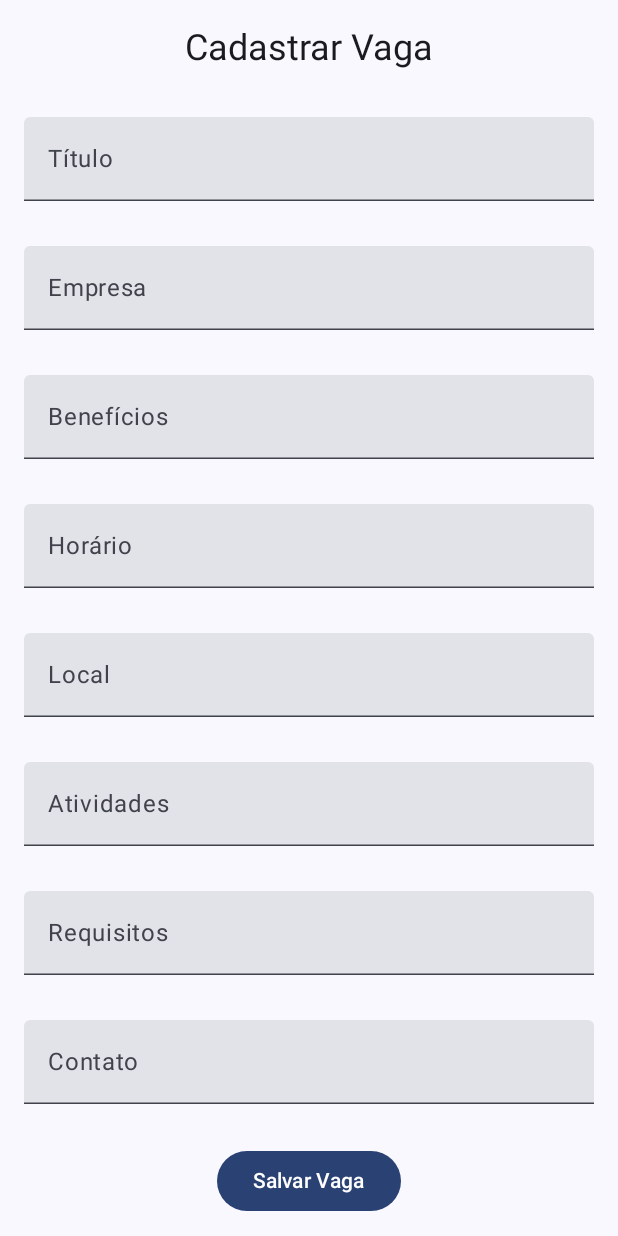
After one commit to VictorUrich/App_ConectaVagas, an Android app built with Jetpack Compose: the AdminScreen screen opened through its navigation route, on a phone screen of 412 x 824 dp. The commit adds this screen. Run offline under Robolectric (Android 15) with nearby library versions, the phone set to English and light mode, and no system bars; our stand-ins replace Firebase (no records; nobody signed in at launch, a user with empty details on screens opened directly).

Commit message:
Implementação da tela de Admin com cadastro de vagas no Firestore e validação de campos. Adicionada verificação de tipo de usuário após o login com redirecionamento.

```diff
--- a/app/src/main/java/com/example/conectavagas/MainActivity.kt
+++ b/app/src/main/java/com/example/conectavagas/MainActivity.kt
@@ -11,6 +11,7 @@ import androidx.compose.ui.Modifier
 import androidx.navigation.compose.NavHost
 import androidx.navigation.compose.composable
 import androidx.navigation.compose.rememberNavController
+import com.example.conectavagas.ui.screen.AdminScreen
 import com.example.conectavagas.ui.screen.ForgotPasswordScreen
 import com.example.conectavagas.ui.screen.LoadingScreen
 import com.example.conectavagas.ui.screen.LoginScreen
@@ -54,6 +55,10 @@ class MainActivity : ComponentActivity() {
                             LoadingScreen().LoadingScreenContent(navController)
                         }
 
+                        composable("AdminScreen") {
+                            AdminScreen().adminScreenContent(navController)
+                        }
+
                     }
                 }
             }
--- /dev/null
+++ b/app/src/main/java/com/example/conectavagas/ui/screen/AdminScreen.kt
@@ -0,0 +1,157 @@
+package com.example.conectavagas.ui.screen
+
+import androidx.compose.foundation.layout.*
+import androidx.compose.material3.*
+import androidx.compose.runtime.*
+import androidx.compose.ui.Alignment
+import androidx.compose.ui.Modifier
+import androidx.compose.ui.platform.LocalContext
+import androidx.compose.ui.tooling.preview.Preview
+import androidx.compose.ui.unit.dp
+import androidx.navigation.NavController
+import com.google.firebase.firestore.FirebaseFirestore
+import kotlinx.coroutines.launch
+
+class AdminScreen {
+
+    @Composable
+    fun adminScreenContent(navController: NavController) {
+        val snackbarHostState = remember { SnackbarHostState() }
+        val coroutineScope = rememberCoroutineScope()
+        val db = FirebaseFirestore.getInstance()
+
+        val titulo = remember { mutableStateOf("") }
+        val empresa = remember { mutableStateOf("") }
+        val beneficios = remember { mutableStateOf("") }
+        val horario = remember { mutableStateOf("") }
+        val local = remember { mutableStateOf("") }
+        val atividades = remember { mutableStateOf("") }
+        val requisitos = remember { mutableStateOf("") }
+        val contato = remember { mutableStateOf("") }
+
+        Scaffold(
+            snackbarHost = { SnackbarHost(snackbarHostState) }
+        ) { padding ->
+            Column(
+                modifier = Modifier
+                    .fillMaxSize()
+                    .padding(padding)
+                    .padding(16.dp),
+                verticalArrangement = Arrangement.spacedBy(30.dp),
+                horizontalAlignment = Alignment.CenterHorizontally
+            ) {
+                Text("Cadastrar Vaga", style = MaterialTheme.typography.headlineSmall)
+
+                TextField(
+                    value = titulo.value,
+                    onValueChange = { titulo.value = it },
+                    modifier = Modifier.fillMaxWidth(),
+                    label = { Text("Título") }
+                )
+
+                TextField(
+                    value = empresa.value,
+                    onValueChange = { empresa.value = it },
+                    modifier = Modifier.fillMaxWidth(),
+                    label = { Text("Empresa") }
+                )
+
+                TextField(
+                    value = beneficios.value,
+                    onValueChange = { beneficios.value = it },
+                    modifier = Modifier.fillMaxWidth(),
+                    label = { Text("Benefícios") }
+                )
+
+                TextField(
+                    value = horario.value,
+                    onValueChange = { horario.value = it },
+                    modifier = Modifier.fillMaxWidth(),
+                    label = { Text("Horário") }
+                )
+
+                TextField(
+                    value = local.value,
+                    onValueChange = { local.value = it },
+                    modifier = Modifier.fillMaxWidth(),
+                    label = { Text("Local") }
+                )
+
+                TextField(
+                    value = atividades.value,
+                    onValueChange = { atividades.value = it },
+                    modifier = Modifier.fillMaxWidth(),
+                    label = { Text("Atividades") }
+                )
+
+                TextField(
+                    value = requisitos.value,
+                    onValueChange = { requisitos.value = it },
+                    modifier = Modifier.fillMaxWidth(),
+                    label = { Text("Requisitos") }
+                )
+
+                TextField(
+                    value = contato.value,
+                    onValueChange = { contato.value = it },
+                    modifier = Modifier.fillMaxWidth(),
+                    label = { Text("Contato") }
+                )
+
+                Button(
+                    onClick = {
+                        if (titulo.value.isBlank() || empresa.value.isBlank() || beneficios.value.isBlank() ||
+                            horario.value.isBlank() || local.value.isBlank() || atividades.value.isBlank() ||
+                            requisitos.value.isBlank() || contato.value.isBlank()
+                        ) {
+                            coroutineScope.launch {
+                                snackbarHostState.showSnackbar("Preencha todos os campos antes de salvar")
+                            }
+                        } else {
+                            val vaga = hashMapOf(
+                                "Título" to titulo.value,
+                                "Empresa" to empresa.value,
+                                "Benefícios" to beneficios.value,
+                                "Horário" to horario.value,
+                                "Local" to local.value,
+                                "Atividades" to atividades.value,
+                                "Requisitos" to requisitos.value,
+                                "Contato" to contato.value
+                            )
+
+                            db.collection("vagas").add(vaga)
+                                .addOnSuccessListener {
+                                    titulo.value = ""
+                                    empresa.value = ""
+                                    beneficios.value = ""
+                                    horario.value = ""
+                                    local.value = ""
+                                    atividades.value = ""
+                                    requisitos.value = ""
+                                    contato.value = ""
+
+                                    coroutineScope.launch {
+                                        snackbarHostState.showSnackbar("Vaga cadastrada com sucesso!")
+
+                                    }
+                                }
+                                .addOnFailureListener {
+                                    coroutineScope.launch {
+                                        snackbarHostState.showSnackbar("Erro ao cadastrar vaga: ${it.message}")
+                                    }
+                                }
+                        }
+                    }
+                ) {
+                    Text("Salvar Vaga")
+                }
+            }
+        }
+    }
+
+    @Preview(showBackground = true)
+    @Composable
+    fun adminScreenPreview() {
+        adminScreenContent(navController = NavController(LocalContext.current))
+    }
+}
--- a/app/src/main/java/com/example/conectavagas/ui/screen/LoadingScreen.kt
+++ b/app/src/main/java/com/example/conectavagas/ui/screen/LoadingScreen.kt
@@ -34,7 +34,7 @@ class LoadingScreen {
                         val tipo = document.getString("tipo");
 
                         when(tipo){
-                            "admin" -> navController.navigate("AdminHomeScreen"){
+                            "admin" -> navController.navigate("AdminScreen"){
                                 popUpTo("LoadingScreen") {inclusive = true}
                             }
                             "cliente" -> navController.navigate("ClienteHomeScreen"){
```
